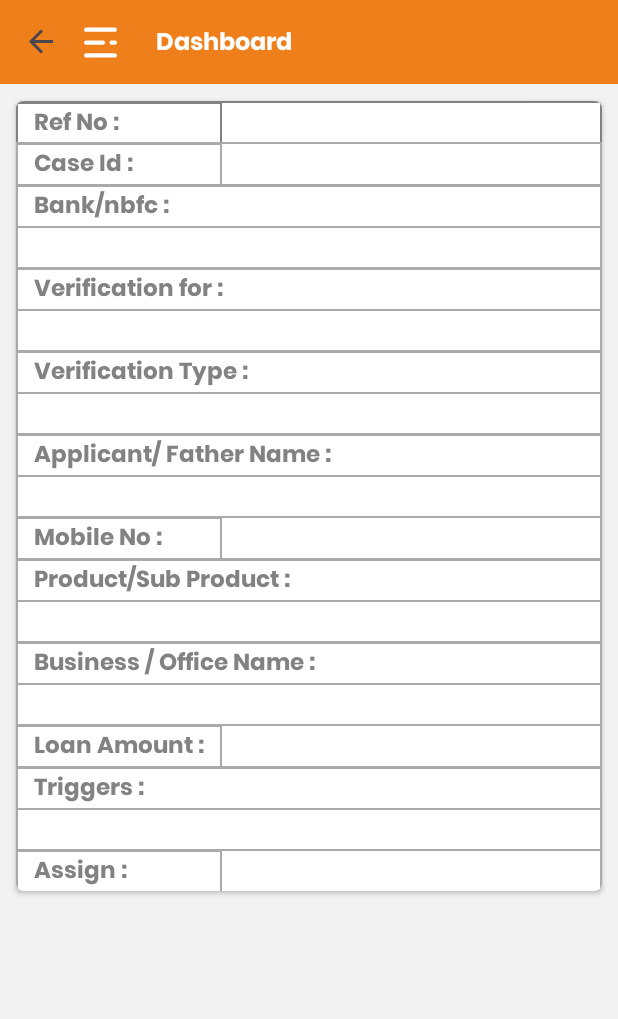
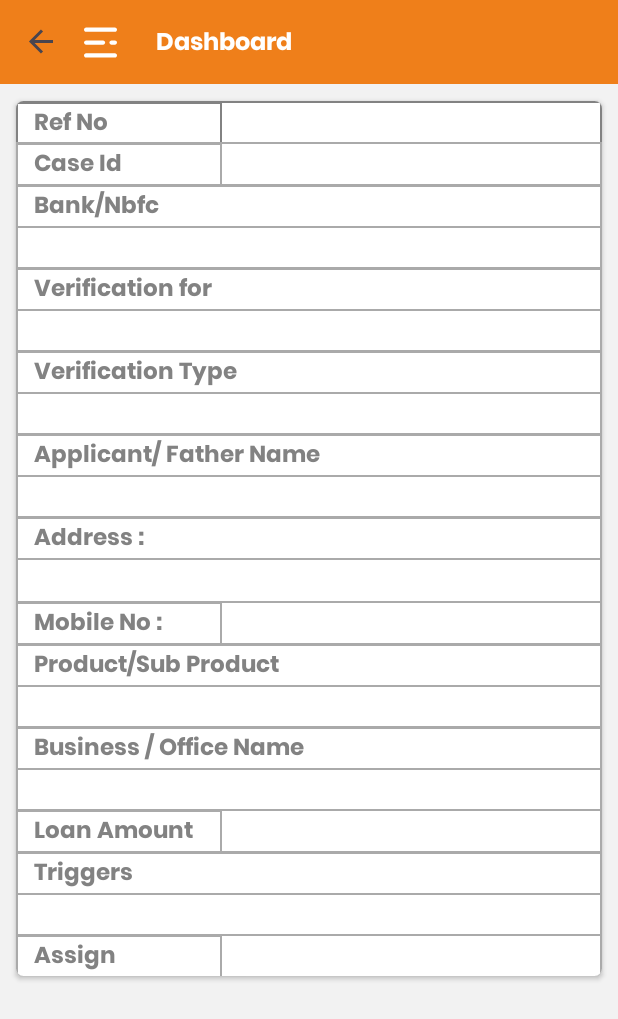
Before and after one commit to vaghelachirag/SquemishRcuApp, an Android app built with Jetpack Compose: the FragmentBasicInformation screen opened through its navigation route, on a phone screen of 412 x 824 dp. Shown: the top 1019 px of the screen. Run offline under Robolectric (Android 15) with nearby library versions, the light colour scheme and no system bars; our stand-ins replace RxJava, data binding, navigation-ui, sdp/ssp sizes; network calls fail; pictures from the network do not load; 4 statements that could not run were skipped.

Commit message:
working on  changes

```diff
--- a/app/src/main/java/com/squmish/rcuapp/model/getverificationDetailResponse/GetVerificationDetailData.kt
+++ b/app/src/main/java/com/squmish/rcuapp/model/getverificationDetailResponse/GetVerificationDetailData.kt
@@ -1,9 +1,9 @@
 package com.squmish.rcuapp.model.getverificationDetailResponse
 
+import com.google.gson.annotations.Expose
+import com.google.gson.annotations.SerializedName
 import com.squmish.rcuapp.model.saveDocumentProfileVerification.SaveDocumentProfileVerification
 import com.squmish.rcuapp.model.saveresidenceverification.SaveFirequestResidenceVerification
-import com.google.gson.annotations.Expose
-import com.google.gson.annotations.SerializedName
 
 
 class GetVerificationDetailData {
@@ -343,6 +343,10 @@ class GetVerificationDetailData {
     @SerializedName("backendMobileNo")
     @Expose
     private var backendMobileNo: String? = null
+
+    @SerializedName("verificationFor")
+    @Expose
+    private var verificationFor: String? = null
 
     @SerializedName("firequestBusinessVerification")
     @Expose
@@ -844,6 +848,14 @@ class GetVerificationDetailData {
 
     fun getBankName(): String? {
         return bankName
+    }
+
+    fun getVerificationFor(): String {
+        return verificationFor!!
+    }
+
+    fun setVerificationFor(verificationFor: String?) {
+        this.verificationFor = verificationFor
     }
 
     fun setBankName(bankName: String?) {
--- a/app/src/main/java/com/squmish/rcuapp/viewmodel/verificationDetail/BasicInformationViewModel.kt
+++ b/app/src/main/java/com/squmish/rcuapp/viewmodel/verificationDetail/BasicInformationViewModel.kt
@@ -70,7 +70,7 @@ class BasicInformationViewModel(private val context: Context, val binding: Fragm
             caseID.set(Utility.getNullToBlankString(ActivityDetail.selectedData!!.getCaseId().toString()))
             bankName.set(Utility.getNullToBlankString(ActivityDetail.selectedData!!.getBankAlias().toString()) +" "+  Utility.getNullToBlankString(
                 ActivityDetail.selectedData!!.getBankName().toString()))
-            verificationFor.set(Utility.getNullToBlankString(ActivityDetail.selectedData!!.getSecondaryType().toString()))
+            verificationFor.set(Utility.getNullToBlankString(ActivityDetail.selectedData!!.getVerificationFor().toString()))
             verificationType.set(Utility.getNullToBlankString(ActivityDetail.selectedData!!.getVerificationTypeName().toString()) + "/"+ Utility.getNullToBlankString(
                 ActivityDetail.selectedData!!.getDocumentName().toString()) + "/"+Utility.getNullToBlankString(
                 ActivityDetail.selectedData!!.getSubType().toString()) )
@@ -108,7 +108,7 @@ class BasicInformationViewModel(private val context: Context, val binding: Fragm
     }
 
     private fun setAction() {
-     /*   binding.txtBackendNameHeader.setOnClickListener {
+        binding.txtBackendNameHeader.setOnClickListener {
             val intent = Intent(Intent.ACTION_DIAL)
             intent.setData(Uri.parse("tel:"+ ActivityDetail.selectedData!!.getBackendMobileNo()))
             context.startActivity(intent)
@@ -132,7 +132,7 @@ class BasicInformationViewModel(private val context: Context, val binding: Fragm
             val intent = Intent(Intent.ACTION_VIEW, Uri.parse(destinationURI))
             context.startActivity(intent)
             }
-        }*/
+        }
     }
 
     private fun getAcceptRejectList() {
--- a/app/src/main/res/layout/fragment_basic_information.xml
+++ b/app/src/main/res/layout/fragment_basic_information.xml
@@ -84,8 +84,9 @@
                                         android:layout_marginTop="1dp"
                                         android:layout_weight="6"
                                         android:textSize="@dimen/_12sdp"
+                                        android:paddingLeft="@dimen/_8sdp"
                                         android:background="@color/white"
-                                        android:gravity="center"
+                                        android:gravity="start"
                                         android:text="@={viewModel.refNo}"
                                         android:textColor="@color/gray_323232"
                                         android:textAppearance="?android:attr/textAppearanceMedium" />
@@ -122,7 +123,8 @@
                                         android:layout_weight="6"
                                         android:textSize="@dimen/_12sdp"
                                         android:background="@color/white"
-                                        android:gravity="center"
+                                        android:gravity="start"
+                                        android:paddingLeft="@dimen/_8sdp"
                                         android:text="@={viewModel.caseID}"
                                         android:textColor="@color/gray_323232"
                                         android:textAppearance="?android:attr/textAppearanceMedium" />
@@ -299,6 +301,8 @@
 
                                 </TableRow>
 
+
+
                                 <TableRow
                                     android:layout_width="wrap_content"
                                     android:layout_height="wrap_content"
@@ -329,6 +333,57 @@
                                     android:background="@android:color/darker_gray" >
 
                                     <com.squmish.rcuapp.widget.HeaderText
+                                        android:layout_width="match_parent"
+                                        android:layout_height="match_parent"
+                                        android:layout_marginLeft="1dp"
+                                        android:layout_marginTop="1dp"
+                                        android:layout_marginBottom="0dp"
+                                        android:layout_marginRight="1dp"
+                                        android:layout_weight="1"
+                                        android:background="@color/white"
+                                        android:gravity="center_vertical"
+                                        android:layout_gravity="center_vertical"
+                                        android:paddingLeft="@dimen/_8sdp"
+                                        android:text="@string/address"
+                                        android:textAppearance="?android:attr/textAppearanceMedium"
+                                        android:textColor="@color/gray_323232"
+                                        android:textSize="@dimen/_12sdp" />
+
+
+                                </TableRow>
+
+                                <TableRow
+                                    android:layout_width="wrap_content"
+                                    android:layout_height="wrap_content"
+                                    android:background="@android:color/darker_gray" >
+
+                                    <com.squmish.rcuapp.widget.SmallText
+                                        android:id="@+id/txtBasicAddress"
+                                        android:layout_width="wrap_content"
+                                        android:layout_height="27dp"
+                                        android:layout_marginLeft="1dp"
+                                        android:layout_marginTop="1dp"
+                                        android:layout_marginRight="1dp"
+                                        android:layout_marginBottom="0dp"
+                                        android:layout_weight="6"
+                                        android:background="@color/white"
+                                        android:drawableTint="@color/main_bg"
+                                        android:gravity="start"
+                                        android:paddingLeft="@dimen/_8sdp"
+                                        android:paddingRight="@dimen/_2sdp"
+                                        android:text="@={viewModel.addressFor}"
+                                        android:textAppearance="?android:attr/textAppearanceMedium"
+                                        android:textColor="@color/gray_323232"
+                                        android:textSize="@dimen/_12sdp" />
+
+                                </TableRow>
+
+                                <TableRow
+                                    android:layout_width="wrap_content"
+                                    android:layout_height="wrap_content"
+                                    android:background="@android:color/darker_gray" >
+
+                                    <com.squmish.rcuapp.widget.HeaderText
                                         android:layout_width="@dimen/_120sdp"
                                         android:layout_height="match_parent"
                                         android:layout_marginLeft="1dp"
@@ -345,7 +400,8 @@
                                         android:textSize="@dimen/_12sdp" />
 
                                     <com.squmish.rcuapp.widget.SmallText
-                                        android:layout_width="@dimen/_200sdp"
+                                        android:id="@+id/txtBasicMobileNumber"
+                                        android:layout_width="match_parent"
                                         android:layout_height="match_parent"
                                         android:layout_marginBottom="0dp"
                                         android:layout_marginLeft="1dp"
@@ -353,10 +409,10 @@
                                         android:layout_marginRight="1dp"
                                         android:layout_weight="6"
                                        android:background="@color/white"
-                                        android:gravity="center"
+                                        android:gravity="start"
+                                        android:paddingLeft="@dimen/_8sdp"
                                         android:textSize="@dimen/_12sdp"
                                         android:paddingRight="@dimen/_2sdp"
-                                        android:paddingLeft="@dimen/_2sdp"
                                         android:text="@={viewModel.applicantMobileNumber}"
                                         android:textColor="@color/gray_323232"
                                         android:textAppearance="?android:attr/textAppearanceMedium" />
@@ -558,7 +614,7 @@
                                         android:textSize="@dimen/_12sdp" />
 
                                     <com.squmish.rcuapp.widget.SmallText
-                                        android:layout_width="@dimen/_200sdp"
+                                        android:layout_width="match_parent"
                                         android:layout_height="match_parent"
                                         android:layout_marginBottom="0dp"
                                         android:layout_marginLeft="1dp"
@@ -566,10 +622,10 @@
                                         android:layout_marginRight="1dp"
                                         android:layout_weight="6"
                                        android:background="@color/white"
-                                        android:gravity="center"
+                                        android:gravity="start"
                                         android:textSize="@dimen/_12sdp"
                                         android:paddingRight="@dimen/_2sdp"
-                                        android:paddingLeft="@dimen/_2sdp"
+                                        android:paddingLeft="@dimen/_8sdp"
                                         android:text="@={viewModel.loanAmount}"
                                         android:textColor="@color/gray_323232"
                                         android:textAppearance="?android:attr/textAppearanceMedium" />
@@ -654,10 +710,10 @@
                                         android:layout_marginRight="1dp"
                                         android:layout_weight="6"
                                        android:background="@color/white"
-                                        android:gravity="center"
+                                        android:gravity="start"
                                         android:textSize="@dimen/_12sdp"
                                         android:paddingRight="@dimen/_2sdp"
-                                        android:paddingLeft="@dimen/_2sdp"
+                                        android:paddingLeft="@dimen/_8sdp"
                                         android:textColor="@color/colorPrimary"
                                         android:text="@={viewModel.backendName}"
                                         android:textAppearance="?android:attr/textAppearanceMedium" />
--- a/app/src/main/res/values/strings.xml
+++ b/app/src/main/res/values/strings.xml
@@ -183,21 +183,21 @@
 
 
     <!--  Residence Verification-->
-    <string name="refNo">Ref No :  </string>
-    <string name="caseID">Case Id : </string>
-    <string name="bankName">Bank/nbfc : </string>
-    <string name="verificationFor">Verification for : </string>
-    <string name="verificationType">Verification Type : </string>
-    <string name="applicant">Applicant/ Father Name :</string>
-    <string name="coapplicant">Co-applicant / Guarantor/ Seller Name :</string>
-    <string name="addressFor">Address :</string>
-    <string name="applicantfathername">Applicant/ Father Name :</string>
-    <string name="productsubproduct">Product/Sub Product :</string>
-    <string name="officeName">Business / Office Name :</string>
-    <string name="prepost">Pre/Post :</string>
-    <string name="loanAmount">Loan Amount :</string>
-    <string name="triggers">Triggers :</string>
-    <string name="backendname">Assign :</string>
+    <string name="refNo">Ref No</string>
+    <string name="caseID">Case Id</string>
+    <string name="bankName">Bank/Nbfc</string>
+    <string name="verificationFor">Verification for</string>
+    <string name="verificationType">Verification Type</string>
+    <string name="applicant">Applicant/ Father Name</string>
+    <string name="coapplicant">Co-applicant / Guarantor/ Seller Name</string>
+    <string name="addressFor">Address</string>
+    <string name="applicantfathername">Applicant/ Father Name</string>
+    <string name="productsubproduct">Product/Sub Product</string>
+    <string name="officeName">Business / Office Name</string>
+    <string name="prepost">Pre/Post</string>
+    <string name="loanAmount">Loan Amount</string>
+    <string name="triggers">Triggers</string>
+    <string name="backendname">Assign</string>
 
 
    <!-- Final Submit-->
```
